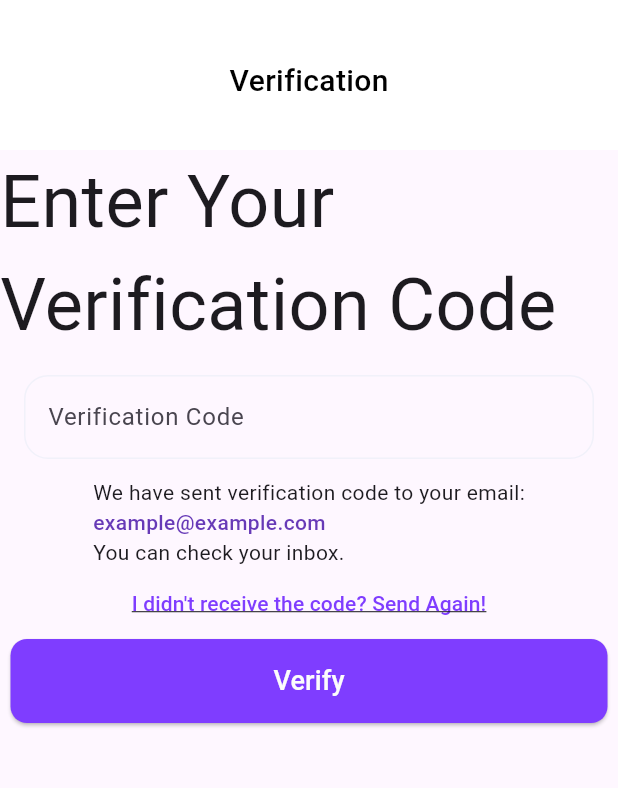
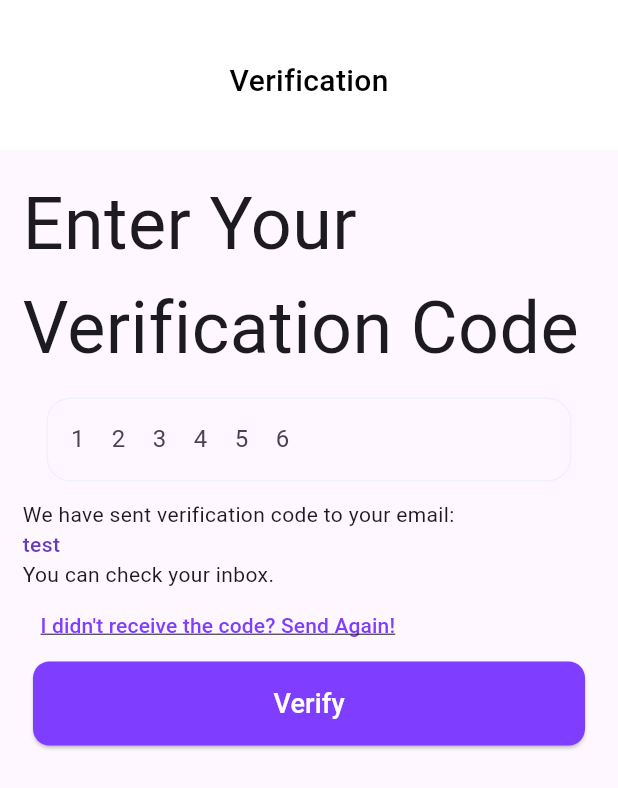
Before and after one commit to p-poudel/Xpense, a Flutter app: the VerifyScreen screen opened directly, on a phone screen of 412 x 824 dp. Shown: the top 788 px of the screen. Run offline on Flutter 3.47's test engine with Material 3 defaults, Android fonts, the phone set to English and light mode, and no system bars; our stand-ins replace smooth_page_indicator.

Commit message:
Completed First Row of Designs

```diff
--- a/lib/views/auth_screens/login_screen.dart
+++ b/lib/views/auth_screens/login_screen.dart
@@ -2,6 +2,7 @@ import 'package:flutter/material.dart';
 import 'package:xpense/reusuable/custom_appbar.dart';
 import 'package:xpense/reusuable/custom_button.dart';
 import 'package:xpense/reusuable/custom_textfield.dart';
+import 'package:xpense/views/auth_screens/forget_password_screen.dart';
 import 'package:xpense/views/auth_screens/signup_screen.dart';
 import 'package:xpense/views/auth_screens/verify_screen.dart';
 
@@ -33,7 +34,7 @@ class _LoginScreenState extends State<LoginScreen> {
           button(
               onPressed: () {
                 Navigator.of(context).pushReplacement(MaterialPageRoute(
-                  builder: (context) => const VerifyScreen(email: "test"),
+                  builder: (context) => VerifyScreen(email: "test"),
                 ));
               },
               color1: const Color(0xff7f3dff),
@@ -43,7 +44,7 @@ class _LoginScreenState extends State<LoginScreen> {
           const SizedBox(height: 20),
           // forget password
           TextButton(
-              onPressed: () {},
+              onPressed: () => Navigator.of(context).pushReplacement(MaterialPageRoute(builder: (context) => ForgetPasswordScreen(),)),
               child: const Text(
                 "Forgot Password?",
                 style: TextStyle(color: Color(0xFF7F3DFF), fontSize: 20),
--- a/lib/views/auth_screens/signup_screen.dart
+++ b/lib/views/auth_screens/signup_screen.dart
@@ -3,6 +3,7 @@ import 'package:xpense/reusuable/custom_appbar.dart';
 import 'package:xpense/reusuable/custom_button.dart';
 import 'package:xpense/reusuable/custom_textfield.dart';
 import 'package:xpense/views/auth_screens/login_screen.dart';
+import 'package:xpense/views/auth_screens/verify_screen.dart';
 
 class SignupScreen extends StatefulWidget {
   const SignupScreen({super.key});
@@ -77,7 +78,7 @@ class _SignupScreenState extends State<SignupScreen> {
             const SizedBox(height: 20),
             // signup button
             button(
-                onPressed: () {},
+                onPressed: () => Navigator.of(context).pushReplacement(MaterialPageRoute(builder: (context) => VerifyScreen(email: "hello123@gmail.com"),)),
                 color1: const Color(0xff7f3dff),
                 text: "Sign Up",
                 color2: const Color(0xfffcfcfc)),
--- a/lib/views/auth_screens/verify_screen.dart
+++ b/lib/views/auth_screens/verify_screen.dart
@@ -1,43 +1,44 @@
 import 'package:flutter/material.dart';
+import 'package:xpense/constants/color_const.dart';
 import 'package:xpense/reusuable/custom_appbar.dart';
 import 'package:xpense/reusuable/custom_button.dart';
 import 'package:xpense/reusuable/custom_textfield.dart';
+import 'package:xpense/views/auth_screens/login_screen.dart';
 
-class VerifyScreen extends StatefulWidget {
-  const VerifyScreen({super.key, required this.email});
+class VerifyScreen extends StatelessWidget {
+  VerifyScreen({super.key, required this.email});
   final String email;
 
-  @override
-  State<VerifyScreen> createState() => _VerifyScreenState();
-}
-
-class _VerifyScreenState extends State<VerifyScreen> {
   final TextEditingController code = TextEditingController();
 
   @override
   Widget build(BuildContext context) {
     return Scaffold(
         appBar: customAppBar(context, "Verification"),
-        body: SingleChildScrollView(
+        body: Padding(
+          padding: const EdgeInsets.all(15.0),
+          child: SingleChildScrollView(
             child: Column(
+              mainAxisAlignment: MainAxisAlignment.end,
+              crossAxisAlignment: CrossAxisAlignment.start,
               children: [
-              const Text("Enter Your Verification Code",
+                const Text("Enter Your\nVerification Code",
                     style: TextStyle(fontSize: 48, fontWeight: FontWeight.w400)),
                 CustomTextField(
                     isVisible: true,
-                  title: "Verification Code",
+                    title: "1    2    3    4    5    6",
                     controller: code),
-              const Column(
+                 Column(
                   crossAxisAlignment: CrossAxisAlignment.start,
                   children: [
                     Text("We have sent verification code to your email:"),
                     InkWell(
                         child: Text(
-                    "example@example.com",
-                    style: TextStyle(
+                      email,
+                      style: const TextStyle(
                           color: Colors.deepPurple, fontWeight: FontWeight.w500),
                     )),
-                  Text("You can check your inbox."),
+                    const Text("You can check your inbox."),
                   ],
                            ),
                 TextButton(
@@ -49,11 +50,12 @@ class _VerifyScreenState extends State<VerifyScreen> {
                           color: Color(0xFF7F3DFF)),
                     )),
                 button(
-                  onPressed: () {},
-                  color1: const Color(0xff7f3dff),
+                    onPressed: () => Navigator.of(context).pushReplacement(MaterialPageRoute(builder: (context) => const LoginScreen(),)),
+                    color1: gradientColor1,
                     text: "Verify",
-                  color2: const Color(0xfffcfcfc))
+                    color2: Colors.white)
               ],
+            ),
           ),
         ));
   }
```
Also changed, not shown: lib/main.dart (+2 -5 lines), lib/views/auth_screens/forget_password_screen.dart (added, +30 -0 lines), lib/views/auth_screens/loading_screen.dart (added, +37 -0 lines), lib/views/auth_screens/reset_password.dart (added, +40 -0 lines), lib/views/welcome_screen/welcome_screen.dart (renamed from lib/welcome_screen/welcome_screen.dart). Lines whose indentation alone changed are shown as unchanged.
